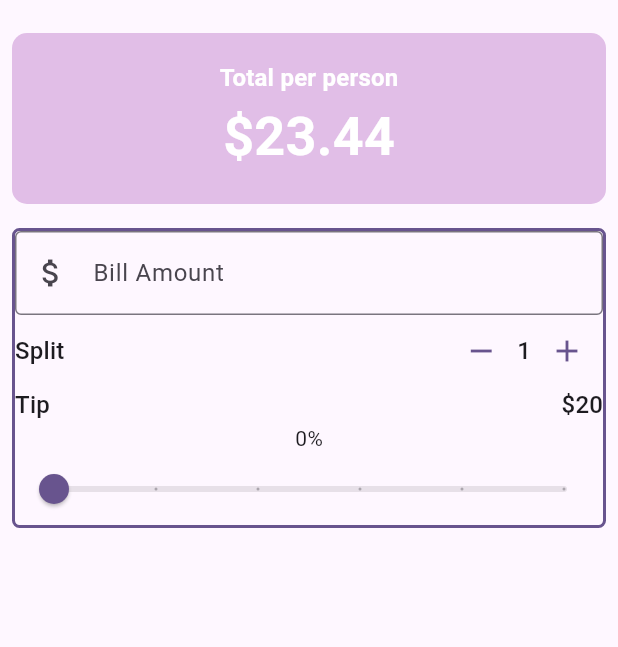
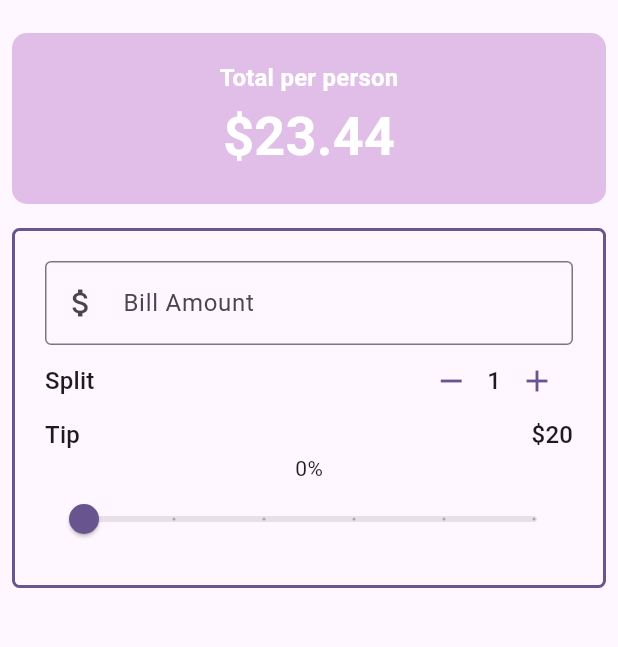
Before and after one commit to NOORSALMAN25/utip, a Flutter app: the screen it shows after launch, on a phone screen of 412 x 824 dp, the part 63-710 px from its top. Run offline on Flutter 3.47's test engine with Material 3 defaults, Android fonts, the phone set to English and light mode, and no system bars.

Commit message:
refactor billAmount textField

```diff
--- a/lib/main.dart
+++ b/lib/main.dart
@@ -1,4 +1,5 @@
 import 'package:flutter/material.dart';
+import 'package:utip/widgets/bill_amount.dart';
 import 'package:utip/widgets/person_counter.dart';
 import 'package:utip/widgets/tip_slider.dart';
 
@@ -92,7 +93,7 @@ class _UTipState extends State<UTip> {
           Padding(
             padding: const EdgeInsets.all(8.0),
             child: Container(
-
+              padding: EdgeInsets.all(20),
               decoration: BoxDecoration(
                 borderRadius: BorderRadius.circular(5),
                   border: Border.all(
@@ -102,17 +103,12 @@ class _UTipState extends State<UTip> {
                 ),
                 child:  Column(
                   children: [
-                    TextField(
-                      keyboardType: TextInputType.number,
-                      onChanged:(String value) {
-                        print("Value entered: $value");
-                      } ,
-                      decoration: const InputDecoration(
-                        border: OutlineInputBorder(),
-                        labelText: 'Bill Amount',
-                        prefixIcon: Icon(Icons.attach_money),
+                    BillAmountField(
+                      billAmount: '100',
+                      onChanged: (value){
 
-                      ),
+                        print('amount entered: $value');
+                      },
                     ),
                     //split bill area
                     PersonCounter(theme: theme, personCounter: _personCounter, onDecrement: decrement, onIncrement:increment,),
--- /dev/null
+++ b/lib/widgets/bill_amount.dart
@@ -0,0 +1,26 @@
+import 'package:flutter/material.dart';
+
+class BillAmountField extends StatelessWidget {
+  const BillAmountField({
+    super.key, required this.billAmount, required this.onChanged,
+  });
+
+  final String billAmount ;
+  final ValueChanged<String> onChanged;
+
+  @override
+  Widget build(BuildContext context) {
+    return TextField(
+      keyboardType: TextInputType.number,
+      onChanged:(String value) {
+        onChanged(value);
+      } ,
+      decoration: const InputDecoration(
+        border: OutlineInputBorder(),
+        labelText: 'Bill Amount',
+        prefixIcon: Icon(Icons.attach_money),
+
+      ),
+    );
+  }
+}
```
